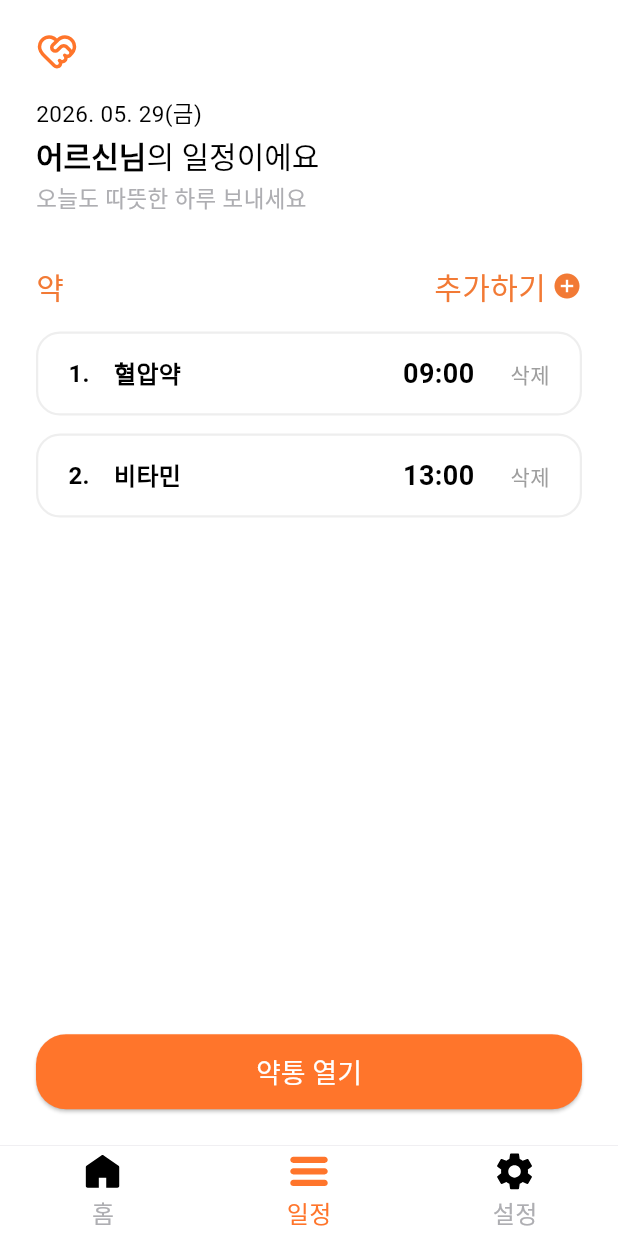
After one commit to Ongi-Team/ongi-app, a Flutter app: the GuardianScheduleScreen screen opened by its route, after a tap on "추가하기", on a phone screen of 412 x 824 dp. The commit adds this screen. Run offline on Flutter 3.47's test engine with Material 3 defaults, Android fonts, the phone set to English and light mode, and no system bars; our stand-ins replace dio, firebase_core, firebase_messaging, flutter_dotenv, flutter_local_notifications, flutter_secure_storage and 4 more; accounts and stored records are empty; generated files the repository leaves out were written again; Roboto replaces fonts that are missing (PretendardMedium, PretendardSemiBold).

Commit message:
feat: 일정 뷰 구현

```diff
--- a/lib/core/router/app_router.dart
+++ b/lib/core/router/app_router.dart
@@ -12,6 +12,7 @@ import 'package:ongi_app/features/elder/elder_shell.dart';
 import 'package:ongi_app/features/elder/home/elder_home_screen.dart';
 import 'package:ongi_app/features/guardian/guardian_shell.dart';
 import 'package:ongi_app/features/guardian/home/guardian_home_screen.dart';
+import 'package:ongi_app/features/guardian/schedule/schedule_screen.dart';
 import 'routes.dart';
 
 final appRouter = GoRouter(
@@ -66,7 +67,7 @@ final appRouter = GoRouter(
         StatefulShellBranch(routes: [
           GoRoute(
             path: AppRoutes.guardianSchedule,
-            builder: (context, state) => const _PlaceholderScreen(label: '일정'),
+            builder: (context, state) => const GuardianScheduleScreen(),
           ),
         ]),
         StatefulShellBranch(routes: [
--- /dev/null
+++ b/lib/features/guardian/home/guardian_home_header.dart
@@ -0,0 +1,55 @@
+import 'package:flutter/material.dart';
+import 'package:flutter_svg/flutter_svg.dart';
+import 'package:ongi_app/core/constants/constants.dart';
+
+class GuardianHomeHeader extends StatelessWidget {
+  const GuardianHomeHeader({
+    super.key,
+    required this.dateText,
+    required this.name,
+    required this.greeting,
+  });
+
+  final String dateText;
+  final String name;
+  final String greeting;
+
+  @override
+  Widget build(BuildContext context) {
+    return Column(
+      crossAxisAlignment: CrossAxisAlignment.start,
+      children: [
+        SvgPicture.asset(
+          'assets/logo.svg',
+          height: 28,
+        ),
+        const SizedBox(height: 16),
+        Text(dateText, style: OngiTextStyle.body15),
+        const SizedBox(height: 4),
+        RichText(
+          text: TextSpan(
+            style: const TextStyle(
+              fontSize: 20,
+              color: Colors.black,
+              height: 1.3,
+            ),
+            children: [
+              TextSpan(
+                text: '$name님',
+                style: const TextStyle(fontWeight: FontWeight.bold),
+              ),
+              const TextSpan(text: '의 일정이에요'),
+            ],
+          ),
+        ),
+        const SizedBox(height: 4),
+        Text(
+          greeting,
+          style: OngiTextStyle.body15.copyWith(
+            color: OngiColor.systemGray03,
+          ),
+        ),
+      ],
+    );
+  }
+}
--- a/lib/features/guardian/home/guardian_home_screen.dart
+++ b/lib/features/guardian/home/guardian_home_screen.dart
@@ -1,8 +1,8 @@
 import 'package:flutter/material.dart';
-import 'package:flutter_svg/flutter_svg.dart';
 import 'package:ongi_app/core/constants/constants.dart';
 import 'package:provider/provider.dart';
 
+import 'guardian_home_header.dart';
 import 'guardian_home_view_model.dart';
 
 class GuardianHomeScreen extends StatelessWidget {
@@ -35,31 +35,10 @@ class _GuardianHomeView extends StatelessWidget {
             crossAxisAlignment: CrossAxisAlignment.start,
             children: [
               // 1. 상단 아이콘 및 날짜/타이틀 영역
-              SvgPicture.asset(
-                'assets/logo.svg',
-                height: 28,
-              ),
-              const SizedBox(height: 16),
-              Text(vm.todayText, style: OngiTextStyle.body15),
-              const SizedBox(height: 4),
-              RichText(
-                text: TextSpan(
-                  style: const TextStyle(
-                      fontSize: 20, color: Colors.black, height: 1.3),
-                  children: [
-                    TextSpan(
-                      text: '${vm.memberName}님',
-                      style: const TextStyle(fontWeight: FontWeight.bold),
-                    ),
-                    const TextSpan(text: '의 일정이에요'),
-                  ],
-                ),
-              ),
-              const SizedBox(height: 4),
-              Text(
-                vm.greeting,
-                style: OngiTextStyle.body15
-                    .copyWith(color: OngiColor.systemGray03),
+              GuardianHomeHeader(
+                dateText: vm.todayText,
+                name: vm.memberName,
+                greeting: vm.greeting,
               ),
               const SizedBox(height: 32),
 
--- /dev/null
+++ b/lib/features/guardian/schedule/schedule_screen.dart
@@ -0,0 +1,175 @@
+import 'package:flutter/material.dart';
+import 'package:ongi_app/core/constants/styles.dart';
+import 'package:ongi_app/features/guardian/home/guardian_home_header.dart';
+import 'package:ongi_app/features/guardian/schedule/schedule_view_model.dart';
+import 'package:ongi_app/shared/widgets/basic_button.dart';
+
+class GuardianScheduleScreen extends StatefulWidget {
+  const GuardianScheduleScreen({super.key});
+
+  @override
+  State<GuardianScheduleScreen> createState() => _GuardianScheduleScreenState();
+}
+
+class _GuardianScheduleScreenState extends State<GuardianScheduleScreen> {
+  // 뷰모델 생성
+  final ScheduleViewModel _viewModel = ScheduleViewModel();
+
+  @override
+  void initState() {
+    super.initState();
+    _viewModel.loadHeaderData();
+  }
+
+  @override
+  void dispose() {
+    _viewModel.dispose();
+    super.dispose();
+  }
+
+  @override
+  Widget build(BuildContext context) {
+    const primaryColor = Color(0xFFF27A35);
+
+    return Scaffold(
+      backgroundColor: Colors.white,
+      body: SafeArea(
+        child: ListenableBuilder(
+          listenable: _viewModel,
+          builder: (context, _) {
+            return Padding(
+              padding: const EdgeInsets.symmetric(horizontal: 24),
+              child: Column(
+                crossAxisAlignment: CrossAxisAlignment.start,
+                children: [
+                  const SizedBox(height: 20),
+                  // 1. 상단 타이틀 영역
+                  GuardianHomeHeader(
+                    dateText: _viewModel.todayText,
+                    name: _viewModel.memberName,
+                    greeting: _viewModel.greeting,
+                  ),
+                  const SizedBox(height: 32),
+
+                  // 2. '약' 타이틀 및 '추가하기' 버튼 영역
+                  Row(
+                    mainAxisAlignment: MainAxisAlignment.spaceBetween,
+                    children: [
+                      Text(
+                        '약',
+                        style: OngiTextStyle.subTitle
+                            .copyWith(color: primaryColor),
+                      ),
+                      GestureDetector(
+                        onTap: () {
+                          // 테스트용 데이터 추가 예시 (실제로는 다이얼로그나 새 창을 띄우시면 됩니다)
+                          _viewModel.addMedication('비타민', '13:00');
+                        },
+                        child: Row(
+                          children: [
+                            Text(
+                              '추가하기',
+                              style: OngiTextStyle.subTitle
+                                  .copyWith(color: primaryColor),
+                            ),
+                            const SizedBox(width: 4),
+                            const Icon(Icons.add_circle,
+                                color: primaryColor, size: 20),
+                          ],
+                        ),
+                      ),
+                    ],
+                  ),
+                  const SizedBox(height: 16),
+
+                  // 3. 약 목록 리스트 영역
+                  Expanded(
+                    child: _viewModel.medications.isEmpty
+                        ? const Center(child: Text('등록된 약 일정이 없습니다.'))
+                        : ListView.separated(
+                            itemCount: _viewModel.medications.length,
+                            separatorBuilder: (context, index) =>
+                                const SizedBox(height: 12),
+                            itemBuilder: (context, index) {
+                              final medication = _viewModel.medications[index];
+                              return _buildMedicationCard(
+                                index: index + 1,
+                                medication: medication,
+                                onDelete: () =>
+                                    _viewModel.removeMedication(medication.id),
+                              );
+                            },
+                          ),
+                  ),
+
+                  // 4. 하단 '약통 열기' 버튼
+                  Padding(
+                    padding: const EdgeInsets.only(bottom: 24),
+                    child: BasicButton(
+                      text: '약통 열기',
+                      isClickable: true,
+                      onPressed: () => _viewModel.openPillBox(),
+                    ),
+                  ),
+                ],
+              ),
+            );
+          },
+        ),
+      ),
+    );
+  }
+
+  // 약 리스트의 단일 아이템 카드 빌더
+  Widget _buildMedicationCard({
+    required int index,
+    required MedicationModel medication,
+    required VoidCallback onDelete,
+  }) {
+    return Container(
+      height: 56,
+      decoration: BoxDecoration(
+        color: Colors.white,
+        borderRadius: BorderRadius.circular(16),
+        border: Border.all(color: Colors.grey.shade200, width: 1.5),
+      ),
+      padding: const EdgeInsets.symmetric(horizontal: 20),
+      child: Row(
+        children: [
+          // 번호 (예: 1.)
+          Text(
+            '$index.',
+            style: const TextStyle(
+                fontSize: 16, fontWeight: FontWeight.bold, color: Colors.black),
+          ),
+          const SizedBox(width: 16),
+          // 약 이름
+          Text(
+            medication.name,
+            style: const TextStyle(
+                fontSize: 16, fontWeight: FontWeight.bold, color: Colors.black),
+          ),
+          const Spacer(),
+          // 시간
+          Text(
+            medication.time,
+            style: const TextStyle(
+                fontSize: 18, fontWeight: FontWeight.bold, color: Colors.black),
+          ),
+          const SizedBox(width: 24),
+          // 삭제 버튼
+          GestureDetector(
+            onTap: onDelete,
+            child: const Text(
+              '삭제',
+              style: TextStyle(
+                  fontSize: 14,
+                  color: Colors.grey,
+                  fontWeight: FontWeight.w500),
+            ),
+          ),
+        ],
+      ),
+    );
+  }
+}
--- /dev/null
+++ b/lib/features/guardian/schedule/schedule_view_model.dart
@@ -0,0 +1,70 @@
+import 'package:flutter/material.dart';
+import 'package:ongi_app/core/di/service_locator.dart';
+import 'package:ongi_app/data/repositories/secure_storage_repository.dart';
+
+// 약 데이터 모델
+class MedicationModel {
+  final String id;
+  final String name;
+  final String time;
+
+  MedicationModel({
+    required this.id,
+    required this.name,
+    required this.time,
+  });
+}
+
+// 일정 화면 뷰모델
+class ScheduleViewModel extends ChangeNotifier {
+  final _storage = getIt<SecureStorageRepository>();
+  final DateTime _today = DateTime.now();
+  String _elderName = '어르신';
+
+  // 샘플 데이터 (이미지 기준: 1. 혈압약 09:00)
+  final List<MedicationModel> _medications = [
+    MedicationModel(id: '1', name: '혈압약', time: '09:00'),
+  ];
+
+  String get todayText => _formatDate(_today);
+  String get memberName => _elderName;
+  String get greeting => '오늘도 따뜻한 하루 보내세요';
+  List<MedicationModel> get medications => _medications;
+
+  Future<void> loadHeaderData() async {
+    final elderName = await _storage.readElderName();
+    if (elderName != null && elderName.isNotEmpty) {
+      _elderName = elderName;
+      notifyListeners();
+    }
+  }
+
+  // 약 추가 기능 (추가하기 버튼 클릭 시)
+  void addMedication(String name, String time) {
+    final newId = (DateTime.now().millisecondsSinceEpoch).toString();
+    _medications.add(MedicationModel(id: newId, name: name, time: time));
+    notifyListeners(); // UI 업데이트 알림
+  }
+
+  // 약 삭제 기능 (삭제 텍스트 버튼 클릭 시)
+  void removeMedication(String id) {
+    _medications.removeWhere((med) => med.id == id);
+    notifyListeners(); // UI 업데이트 알림
+  }
+
+  // 약통 열기 버튼 기능
+  void openPillBox() {
+    // TODO: 하드웨어 디바이스 연동 또는 API 호출 로직
+    debugPrint('약통 열기 명령 전송');
+  }
+
+  String _formatDate(DateTime date) {
+    const weekdays = ['월', '화', '수', '목', '금', '토', '일'];
+    final year = date.year.toString();
+    final month = date.month.toString().padLeft(2, '0');
+    final day = date.day.toString().padLeft(2, '0');
+    final weekday = weekdays[date.weekday - 1];
+
+    return '$year. $month. $day($weekday)';
+  }
+}
```
